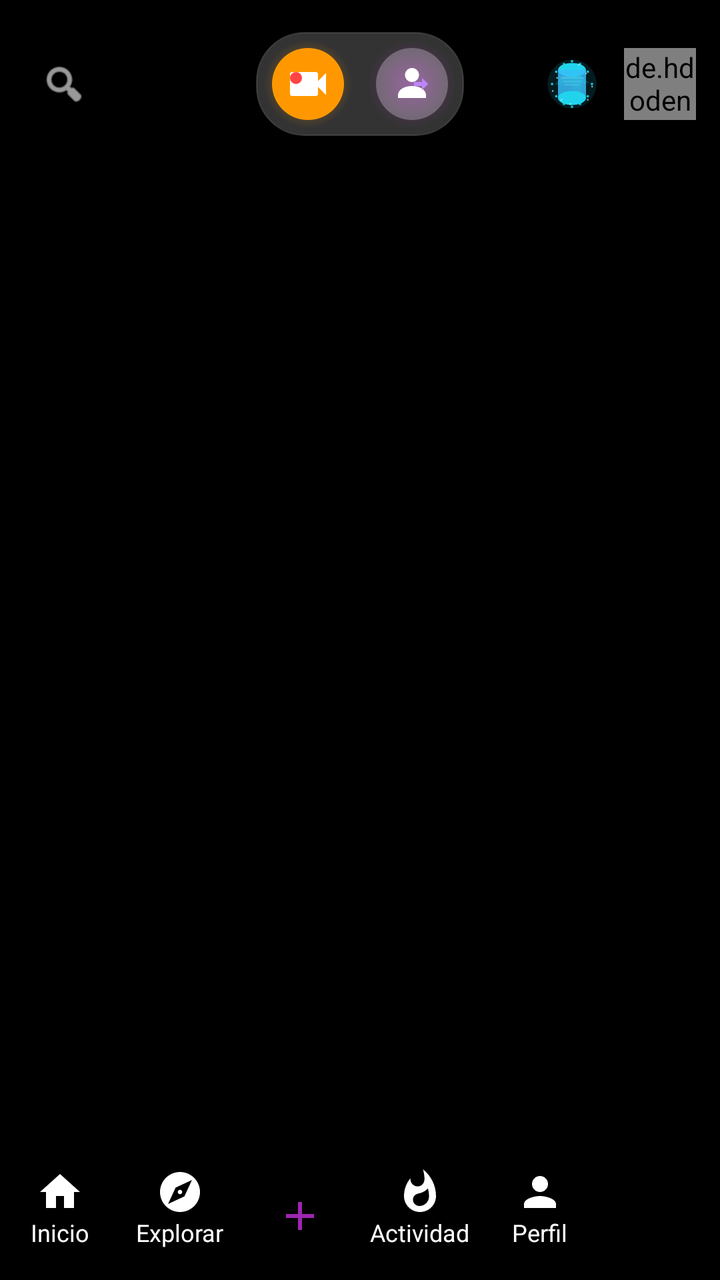
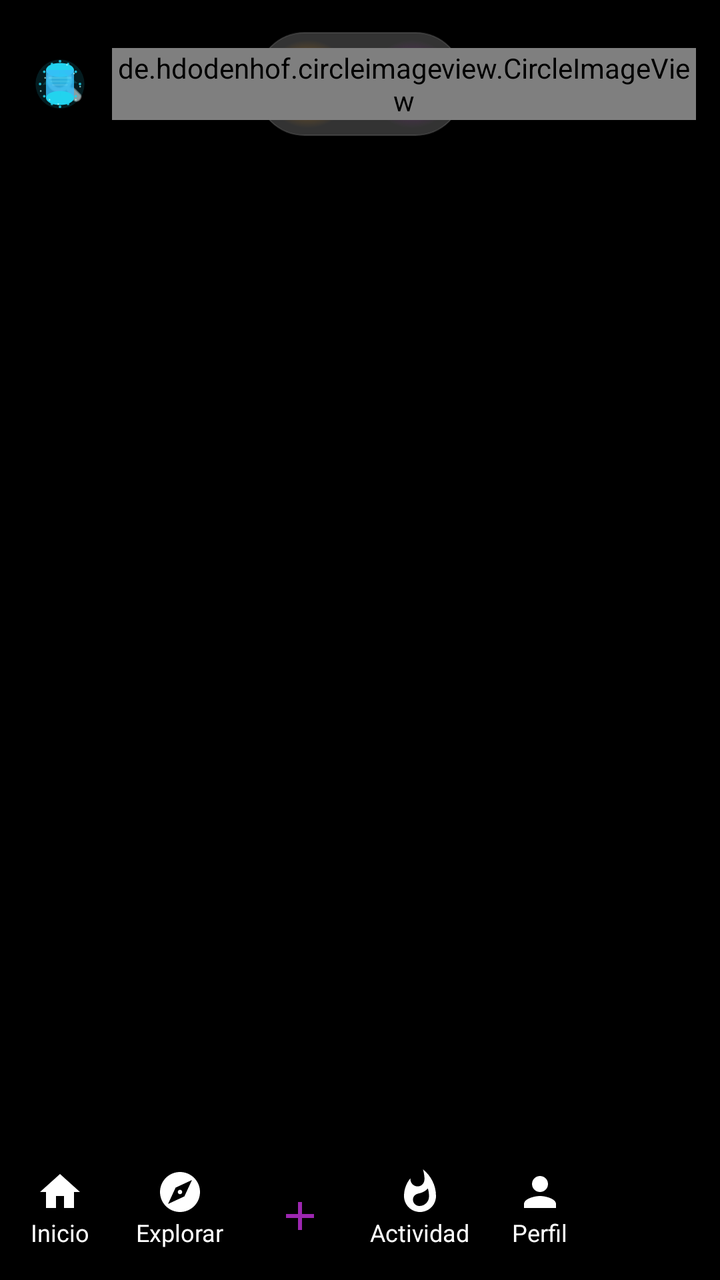

Screens rendered from an Android XML layout before and after an edit, with the pre-edit source and the edit as a unified diff.
<!-- AndroidManifest.xml: application theme Theme.CourseV -->
<!-- res/layout/fragment_video_home.xml -->
<?xml version="1.0" encoding="utf-8"?>
<androidx.constraintlayout.widget.ConstraintLayout xmlns:android="http://schemas.android.com/apk/res/android"
    xmlns:app="http://schemas.android.com/apk/res-auto"
    xmlns:tools="http://schemas.android.com/tools"
    android:layout_width="match_parent"
    android:layout_height="match_parent"
    android:background="#000000"
    tools:context=".ui.VideoHomeFragment">

    
    <androidx.viewpager2.widget.ViewPager2
        android:id="@+id/videoViewPager"
        android:layout_width="0dp"
        android:layout_height="0dp"
        android:background="#000000"
        app:layout_constraintBottom_toBottomOf="parent"
        app:layout_constraintEnd_toEndOf="parent"
        app:layout_constraintStart_toStartOf="parent"
        app:layout_constraintTop_toTopOf="parent" />

    
    <FrameLayout
        android:id="@+id/skeletonContainer"
        android:layout_width="match_parent"
        android:layout_height="match_parent"
        android:background="#000000"
        android:visibility="gone"
        android:stateListAnimator="@animator/skeleton_shimmer"
        tools:visibility="visible">
        
        <include layout="@layout/layout_video_home_skeleton" />
    </FrameLayout>

    
    <FrameLayout
        android:id="@+id/topNavContainer"
        android:layout_width="match_parent"
        android:layout_height="wrap_content"
        android:paddingTop="8dp"
        android:paddingBottom="8dp"
        android:background="@android:color/transparent"
        app:layout_constraintTop_toTopOf="parent">

        
        <androidx.constraintlayout.widget.ConstraintLayout
            android:id="@+id/topNavTabs"
            android:layout_width="match_parent"
            android:layout_height="wrap_content"
            android:paddingHorizontal="12dp"
            android:paddingVertical="8dp"
            android:visibility="visible">

            
            <ImageButton
                android:id="@+id/toggleSearchButton"
                android:layout_width="40dp"
                android:layout_height="40dp"
                android:background="@android:color/transparent"
                android:contentDescription="Buscar videos"
                android:src="@android:drawable/ic_menu_search"
                android:scaleType="centerInside"
                android:padding="8dp"
                app:tint="#FFFFFF"
                app:layout_constraintStart_toStartOf="parent"
                app:layout_constraintTop_toTopOf="parent"
                app:layout_constraintBottom_toBottomOf="parent" />

            
            <LinearLayout
                android:id="@+id/centerPillContainer"
                android:layout_width="wrap_content"
                android:layout_height="wrap_content"
                android:orientation="horizontal"
                android:gravity="center"
                android:background="@drawable/bg_pill_container"
                android:paddingHorizontal="4dp"
                android:paddingVertical="4dp"
                app:layout_constraintStart_toStartOf="parent"
                app:layout_constraintEnd_toEndOf="parent"
                app:layout_constraintTop_toTopOf="parent"
                app:layout_constraintBottom_toBottomOf="parent">

                
                <FrameLayout
                    android:layout_width="wrap_content"
                    android:layout_height="wrap_content">
                    
                    <ImageView
                        android:id="@+id/enVivoGlow"
                        android:layout_width="44dp"
                        android:layout_height="44dp"
                        android:src="@drawable/bg_glow_orange"
                        android:alpha="0.6" />
                    
                    <ImageView
                        android:id="@+id/enVivoButton"
                        android:layout_width="36dp"
                        android:layout_height="36dp"
                        android:layout_gravity="center"
                        android:src="@drawable/ic_live_stream"
                        android:scaleType="centerInside"
                        android:padding="6dp"
                        android:background="@drawable/bg_pill_button_active"
                        android:contentDescription="En Vivo" />
                </FrameLayout>

                
                <FrameLayout
                    android:layout_width="wrap_content"
                    android:layout_height="wrap_content"
                    android:layout_marginStart="8dp">
                    
                    <ImageView
                        android:id="@+id/coursesGlow"
                        android:layout_width="44dp"
                        android:layout_height="44dp"
                        android:src="@drawable/bg_glow_purple"
                        android:alpha="0.6" />
                    
                    <ImageView
                        android:id="@+id/coursesButton"
                        android:layout_width="36dp"
                        android:layout_height="36dp"
                        android:layout_gravity="center"
                        android:src="@drawable/ic_login_minimal"
                        android:scaleType="centerInside"
                        android:padding="6dp"
                        android:background="@drawable/bg_pill_button_inactive"
                        android:contentDescription="Cursos" />
                </FrameLayout>
            </LinearLayout>

            
            <LinearLayout
                android:id="@+id/rightIconsContainer"
                android:layout_width="wrap_content"
                android:layout_height="wrap_content"
                android:orientation="horizontal"
                android:gravity="center_vertical"
                app:layout_constraintEnd_toEndOf="parent"
                app:layout_constraintTop_toTopOf="parent"
                app:layout_constraintBottom_toBottomOf="parent">

                
                <TextView
                    android:id="@+id/enVivoTab"
                    android:layout_width="0dp"
                    android:layout_height="0dp"
                    android:visibility="gone" />

                <TextView
                    android:id="@+id/clipsTab"
                    android:layout_width="0dp"
                    android:layout_height="0dp"
                    android:visibility="gone" />

                
                <ImageView
                    android:id="@+id/databaseOrbitButton"
                    android:layout_width="36dp"
                    android:layout_height="36dp"
                    android:layout_marginEnd="8dp"
                    android:src="@drawable/ic_database_orbit_animated_avd"
                    android:contentDescription="Database"
                    android:background="@android:color/transparent"
                    android:scaleType="centerInside"
                    android:padding="4dp" />

                
                <de.hdodenhof.circleimageview.CircleImageView
                    android:id="@+id/profileAvatars"
                    android:layout_width="36dp"
                    android:layout_height="36dp"
                    android:src="@drawable/ic_profile_avatars"
                    app:civ_border_color="#FFFFFF"
                    app:civ_border_width="1.5dp" />
            </LinearLayout>

        </androidx.constraintlayout.widget.ConstraintLayout>

        
        <eightbitlab.com.blurview.BlurView
            android:id="@+id/searchBarContainer"
            android:layout_width="match_parent"
            android:layout_height="wrap_content"
            android:layout_margin="8dp"
            android:elevation="8dp"
            android:visibility="gone"
            app:blurOverlayColor="#4D000000">

            <LinearLayout
                android:layout_width="match_parent"
                android:layout_height="wrap_content"
                android:orientation="vertical"
                android:paddingHorizontal="16dp"
                android:paddingVertical="12dp"
                android:background="@drawable/bg_filter_item">

                <LinearLayout
                    android:layout_width="match_parent"
                    android:layout_height="wrap_content"
                    android:orientation="horizontal"
                    android:gravity="center_vertical">

                    <EditText
                        android:id="@+id/searchEditText"
                        android:layout_width="0dp"
                        android:layout_height="40dp"
                        android:layout_weight="1"
                        android:background="@android:color/transparent"
                        android:hint="Buscar videos..."
                        android:textColorHint="#CCFFFFFF"
                        android:textColor="#FFFFFF"
                        android:drawableStart="@android:drawable/ic_menu_search"
                        android:drawableTint="#FFFFFF"
                        android:drawablePadding="12dp"
                        android:paddingStart="8dp"
                        android:paddingEnd="8dp"
                        android:imeOptions="actionSearch"
                        android:inputType="text"
                        android:singleLine="true" />

                    <ImageButton
                        android:id="@+id/closeSearchButton"
                        android:layout_width="40dp"
                        android:layout_height="40dp"
                        android:layout_marginStart="8dp"
                        android:src="@android:drawable/ic_menu_close_clear_cancel"
                        android:background="?attr/selectableItemBackgroundBorderless"
                        android:contentDescription="Cancelar"
                        app:tint="#FFFFFF" />
                </LinearLayout>

                
                <HorizontalScrollView
                    android:layout_width="match_parent"
                    android:layout_height="wrap_content"
                    android:layout_marginTop="8dp"
                    android:scrollbars="none">

                    <com.google.android.material.chip.ChipGroup
                        android:id="@+id/searchFilterChipGroup"
                        android:layout_width="wrap_content"
                        android:layout_height="wrap_content"
                        app:singleSelection="true"
                        app:selectionRequired="false">

                        <com.google.android.material.chip.Chip
                            android:id="@+id/filterAllChip"
                            android:layout_width="wrap_content"
                            android:layout_height="wrap_content"
                            android:text="Todos"
                            android:checked="true"
                            style="@style/Widget.MaterialComponents.Chip.Choice" />

                        <com.google.android.material.chip.Chip
                            android:id="@+id/filterTitleChip"
                            android:layout_width="wrap_content"
                            android:layout_height="wrap_content"
                            android:text="Título"
                            style="@style/Widget.MaterialComponents.Chip.Choice" />

                        <com.google.android.material.chip.Chip
                            android:id="@+id/filterUsernameChip"
                            android:layout_width="wrap_content"
                            android:layout_height="wrap_content"
                            android:text="Usuario"
                            style="@style/Widget.MaterialComponents.Chip.Choice" />

                        <com.google.android.material.chip.Chip
                            android:id="@+id/filterCategoryChip"
                            android:layout_width="wrap_content"
                            android:layout_height="wrap_content"
                            android:text="Categoría"
                            style="@style/Widget.MaterialComponents.Chip.Choice" />
                    </com.google.android.material.chip.ChipGroup>
                </HorizontalScrollView>
            </LinearLayout>
        </eightbitlab.com.blurview.BlurView>
    </FrameLayout>

    
    <include
        android:id="@+id/bottomNavigation"
        layout="@layout/component_bottom_navigation"
        android:layout_width="0dp"
        android:layout_height="wrap_content"
        app:layout_constraintBottom_toBottomOf="parent"
        app:layout_constraintStart_toStartOf="parent"
        app:layout_constraintEnd_toEndOf="parent" />
</androidx.constraintlayout.widget.ConstraintLayout>
<!-- res/layout/layout_video_home_skeleton.xml (included above) -->
<?xml version="1.0" encoding="utf-8"?>
<androidx.constraintlayout.widget.ConstraintLayout xmlns:android="http://schemas.android.com/apk/res/android"
    xmlns:app="http://schemas.android.com/apk/res-auto"
    android:layout_width="match_parent"
    android:layout_height="match_parent"
    android:background="#121212">

    
    <LinearLayout
        android:layout_width="match_parent"
        android:layout_height="wrap_content"
        android:orientation="horizontal"
        android:padding="16dp"
        app:layout_constraintTop_toTopOf="parent">
        
        <View
            android:layout_width="40dp"
            android:layout_height="40dp"
            android:background="@drawable/bg_skeleton_circle" />
            
        <View android:layout_width="0dp" android:layout_height="1dp" android:layout_weight="1" />
        
        <View
            android:layout_width="100dp"
            android:layout_height="36dp"
            android:background="@drawable/bg_skeleton_shape" />
            
        <View android:layout_width="0dp" android:layout_height="1dp" android:layout_weight="1" />
        
        <View
            android:layout_width="40dp"
            android:layout_height="40dp"
            android:background="@drawable/bg_skeleton_circle" />
    </LinearLayout>

    
    <LinearLayout
        android:id="@+id/rightActionsSkeleton"
        android:layout_width="wrap_content"
        android:layout_height="wrap_content"
        android:orientation="vertical"
        android:gravity="center_horizontal"
        android:layout_marginEnd="16dp"
        android:layout_marginBottom="100dp"
        app:layout_constraintBottom_toBottomOf="parent"
        app:layout_constraintEnd_toEndOf="parent">

        <View
            android:layout_width="42dp"
            android:layout_height="42dp"
            android:layout_marginBottom="24dp"
            android:background="@drawable/bg_skeleton_circle" />

        <View
            android:layout_width="30dp"
            android:layout_height="30dp"
            android:layout_marginBottom="6dp"
            android:background="@drawable/bg_skeleton_circle" />
        <View
            android:layout_width="20dp"
            android:layout_height="8dp"
            android:layout_marginBottom="24dp"
            android:background="@drawable/bg_skeleton_shape" />

        <View
            android:layout_width="30dp"
            android:layout_height="30dp"
            android:layout_marginBottom="6dp"
            android:background="@drawable/bg_skeleton_circle" />
        <View
            android:layout_width="20dp"
            android:layout_height="8dp"
            android:layout_marginBottom="24dp"
            android:background="@drawable/bg_skeleton_shape" />

        <View
            android:layout_width="30dp"
            android:layout_height="30dp"
            android:layout_marginBottom="6dp"
            android:background="@drawable/bg_skeleton_circle" />
        <View
            android:layout_width="20dp"
            android:layout_height="8dp"
            android:layout_marginBottom="24dp"
            android:background="@drawable/bg_skeleton_shape" />
            
        <View
            android:layout_width="30dp"
            android:layout_height="30dp"
            android:background="@drawable/bg_skeleton_circle" />
    </LinearLayout>

    
    <LinearLayout
        android:layout_width="wrap_content"
        android:layout_height="wrap_content"
        android:orientation="vertical"
        android:layout_marginStart="16dp"
        android:layout_marginBottom="100dp"
        app:layout_constraintBottom_toBottomOf="parent"
        app:layout_constraintStart_toStartOf="parent">

        <View
            android:layout_width="120dp"
            android:layout_height="16dp"
            android:layout_marginBottom="12dp"
            android:background="@drawable/bg_skeleton_shape" />

        <View
            android:layout_width="240dp"
            android:layout_height="12dp"
            android:layout_marginBottom="8dp"
            android:background="@drawable/bg_skeleton_shape" />
            
        <View
            android:layout_width="180dp"
            android:layout_height="12dp"
            android:layout_marginBottom="16dp"
            android:background="@drawable/bg_skeleton_shape" />
            
        <View
            android:layout_width="140dp"
            android:layout_height="24dp"
            android:background="@drawable/bg_skeleton_shape" />
    </LinearLayout>

    
    <LinearLayout
        android:layout_width="match_parent"
        android:layout_height="56dp"
        android:background="#000000"
        android:gravity="center_vertical"
        android:orientation="horizontal"
        app:layout_constraintBottom_toBottomOf="parent">
        
        <View android:layout_width="0dp" android:layout_height="24dp" android:layout_weight="1" android:layout_margin="12dp" android:background="@drawable/bg_skeleton_shape" />
        <View android:layout_width="0dp" android:layout_height="24dp" android:layout_weight="1" android:layout_margin="12dp" android:background="@drawable/bg_skeleton_shape" />
        <View android:layout_width="0dp" android:layout_height="36dp" android:layout_weight="1" android:layout_margin="8dp" android:background="@drawable/bg_skeleton_shape" />
        <View android:layout_width="0dp" android:layout_height="24dp" android:layout_weight="1" android:layout_margin="12dp" android:background="@drawable/bg_skeleton_shape" />
        <View android:layout_width="0dp" android:layout_height="24dp" android:layout_weight="1" android:layout_margin="12dp" android:background="@drawable/bg_skeleton_shape" />
        
    </LinearLayout>

</androidx.constraintlayout.widget.ConstraintLayout>
<!-- res/layout/component_bottom_navigation.xml (included above) -->
<?xml version="1.0" encoding="utf-8"?>
<LinearLayout
    xmlns:android="http://schemas.android.com/apk/res/android"
    xmlns:app="http://schemas.android.com/apk/res-auto"
    android:id="@+id/bottomNavigation"
    android:layout_width="match_parent"
    android:layout_height="wrap_content"
    android:background="#000000"
    android:orientation="horizontal"
    android:animateLayoutChanges="false"
    android:paddingTop="8dp"
    android:paddingBottom="8dp">

    
    <LinearLayout
        android:id="@+id/homeNavLayout"
        android:layout_width="0dp"
        android:layout_height="wrap_content"
        android:layout_weight="1"
        android:gravity="center"
        android:orientation="vertical">

        <ImageView
            android:id="@+id/homeIconImageView"
            android:layout_width="24dp"
            android:layout_height="24dp"
            android:src="@drawable/ic_home"
            app:tint="#FFFFFF" />

        <TextView
            android:layout_width="wrap_content"
            android:layout_height="wrap_content"
            android:text="Inicio"
            android:textColor="#FFFFFF"
            android:textSize="12sp" />
    </LinearLayout>

    <LinearLayout
        android:id="@+id/exploreButton"
        android:layout_width="0dp"
        android:layout_height="wrap_content"
        android:layout_weight="1"
        android:gravity="center"
        android:orientation="vertical">

        <ImageView
            android:id="@+id/exploreIconImageView"
            android:layout_width="24dp"
            android:layout_height="24dp"
            android:src="@drawable/ic_explore"
            app:tint="#FFFFFF" />

        <TextView
            android:layout_width="wrap_content"
            android:layout_height="wrap_content"
            android:text="Explorar"
            android:textColor="#FFFFFF"
            android:textSize="12sp" />
    </LinearLayout>

    <LinearLayout
        android:layout_width="0dp"
        android:layout_height="wrap_content"
        android:layout_weight="1"
        android:gravity="center"
        android:orientation="vertical">

        <ImageButton
            android:id="@+id/goToHomeButton"
            android:layout_width="48dp"
            android:layout_height="48dp"
            android:background="@android:color/transparent"
            android:contentDescription="Ir a inicio"
            android:src="@drawable/ic_add"
            app:tint="#9C27B0" />
    </LinearLayout>

    <LinearLayout
        android:id="@+id/activityButton"
        android:layout_width="0dp"
        android:layout_height="wrap_content"
        android:layout_weight="1"
        android:gravity="center"
        android:orientation="vertical">

        <ImageView
            android:id="@+id/activityIconImageView"
            android:layout_width="24dp"
            android:layout_height="24dp"
            android:src="@drawable/ic_activity"
            app:tint="#FFFFFF" />

        <TextView
            android:layout_width="wrap_content"
            android:layout_height="wrap_content"
            android:text="Actividad"
            android:textColor="#FFFFFF"
            android:textSize="12sp" />
    </LinearLayout>

    <LinearLayout
        android:id="@+id/profileNavButton"
        android:layout_width="0dp"
        android:layout_height="wrap_content"
        android:layout_weight="1"
        android:gravity="center"
        android:orientation="vertical">

        <ImageView
            android:id="@+id/profileIconImageView"
            android:layout_width="wrap_content"
            android:layout_height="wrap_content"
            android:src="@drawable/ic_profile"
            app:tint="#FFFFFF" />

        <TextView
            android:layout_width="wrap_content"
            android:layout_height="wrap_content"
            android:text="Perfil"
            android:textColor="#FFFFFF"
            android:textSize="12sp" />
    </LinearLayout>

    
    <FrameLayout
        android:id="@+id/adminSlot"
        android:layout_width="0dp"
        android:layout_height="wrap_content"
        android:layout_weight="1"
        android:gravity="center">

        
        <LinearLayout
            android:id="@+id/goToAdminButton"
            android:layout_width="match_parent"
            android:layout_height="wrap_content"
            android:gravity="center"
            android:orientation="vertical"
            android:visibility="invisible">
+
            <ImageView
                android:layout_width="wrap_content"
                android:layout_height="wrap_content"
                android:src="@drawable/ic_home"
                app:tint="#9C27B0" />

            <TextView
                android:layout_width="wrap_content"
                android:layout_height="wrap_content"
                android:text="Admin"
                android:textColor="#9C27B0"
                android:textSize="12sp" />
        </LinearLayout>
    </FrameLayout>
</LinearLayout>
<!-- resources referenced by this layout -->
<resources>
  <!-- drawable bg_filter_item (drawable) -->
  <?xml version="1.0" encoding="utf-8"?>
  <shape xmlns:android="http://schemas.android.com/apk/res/android">
      <solid android:color="#1AFFFFFF"/>
      <corners android:radius="16dp"/>
      <stroke android:width="1dp" android:color="#33FFFFFF"/>
  </shape>
  <!-- drawable bg_glow_orange (drawable) -->
  <?xml version="1.0" encoding="utf-8"?>
  <shape xmlns:android="http://schemas.android.com/apk/res/android"
      android:shape="oval">
      <gradient
          android:type="radial"
          android:gradientRadius="22dp"
          android:centerX="0.5"
          android:centerY="0.5"
          android:startColor="#FFFF9800"
          android:endColor="#00FF9800" />
  </shape>
  <!-- drawable bg_glow_purple (drawable) -->
  <?xml version="1.0" encoding="utf-8"?>
  <shape xmlns:android="http://schemas.android.com/apk/res/android"
      android:shape="oval">
      <gradient
          android:type="radial"
          android:gradientRadius="22dp"
          android:centerX="0.5"
          android:centerY="0.5"
          android:startColor="#FF9C27B0"
          android:endColor="#009C27B0" />
  </shape>
  <!-- drawable bg_pill_button_active (drawable) -->
  <?xml version="1.0" encoding="utf-8"?>
  <shape xmlns:android="http://schemas.android.com/apk/res/android"
      android:shape="oval">
      <solid android:color="#FF9800" />
  </shape>
  <!-- drawable bg_pill_button_inactive (drawable) -->
  <?xml version="1.0" encoding="utf-8"?>
  <shape xmlns:android="http://schemas.android.com/apk/res/android"
      android:shape="oval">
      <solid android:color="#44FFFFFF" />
  </shape>
  <!-- drawable bg_pill_container (drawable) -->
  <?xml version="1.0" encoding="utf-8"?>
  <shape xmlns:android="http://schemas.android.com/apk/res/android"
      android:shape="rectangle">
      <solid android:color="#33FFFFFF" />
      <corners android:radius="24dp" />
      <stroke
          android:width="0.5dp"
          android:color="#22FFFFFF" />
  </shape>
  <!-- drawable bg_skeleton_circle (drawable) -->
  <?xml version="1.0" encoding="utf-8"?>
  <shape xmlns:android="http://schemas.android.com/apk/res/android" android:shape="oval">
      <solid android:color="#2A2A2A" />
  </shape>
  <!-- drawable bg_skeleton_shape (drawable) -->
  <?xml version="1.0" encoding="utf-8"?>
  <shape xmlns:android="http://schemas.android.com/apk/res/android">
      <solid android:color="#2A2A2A" />
      <corners android:radius="8dp" />
  </shape>
  <!-- drawable ic_add (drawable) -->
  <vector xmlns:android="http://schemas.android.com/apk/res/android"
      android:width="24dp"
      android:height="24dp"
      android:viewportWidth="24"
      android:viewportHeight="24">
      <path
          android:fillColor="#FFFFFF"
          android:pathData="M19,13h-6v6h-2v-6H5v-2h6V5h2v6h6v2z"/>
  </vector>
  <!-- drawable ic_home (drawable) -->
  <vector xmlns:android="http://schemas.android.com/apk/res/android"
      android:width="24dp"
      android:height="24dp"
      android:viewportWidth="24"
      android:viewportHeight="24">
      <path
          android:fillColor="#FFFFFF"
          android:pathData="M10,20v-6h4v6h5v-8h3L12,3 2,12h3v8z"/>
  </vector>
  <style name="Theme.CourseV" parent="Base.Theme.CourseV" />
  <style name="Base.Theme.CourseV" parent="Theme.Material3.DayNight.NoActionBar">
          
          
          
          
          <item name="appBarLayoutStyle">@style/Widget.App.AppBarLayout</item>
          <item name="collapsingToolbarLayoutStyle">@style/Widget.App.CollapsingToolbar</item>
      </style>
  <style name="Widget.App.AppBarLayout" parent="Widget.Material3.AppBarLayout">
          <item name="android:background">#000000</item>
          <item name="liftOnScroll">false</item>
          <item name="elevation">0dp</item>
      </style>
  <style name="Widget.App.CollapsingToolbar" parent="Widget.Material3.CollapsingToolbar">
          <item name="android:background">#000000</item>
          <item name="contentScrim">#000000</item>
          <item name="statusBarScrim">#000000</item>
      </style>
  <!-- unchanged entries left out for length: 8 -->
</resources>

<!-- the commit's change to res/layout/fragment_video_home.xml (unified diff, before → after) -->
@@ -169,7 +169,7 @@
                 
                 <de.hdodenhof.circleimageview.CircleImageView
                     android:id="@+id/profileAvatars"
-                    android:layout_width="36dp"
+                    android:layout_width="wrap_content"
                     android:layout_height="36dp"
                     android:src="@drawable/ic_profile_avatars"
                     app:civ_border_color="#FFFFFF"
